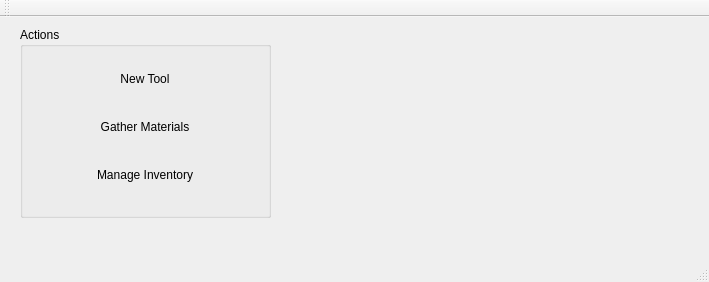
The window that Blacksmither/maingame.ui (mathiashemmer/Blacksmith) describes before a commit, drawn with Qt 5.
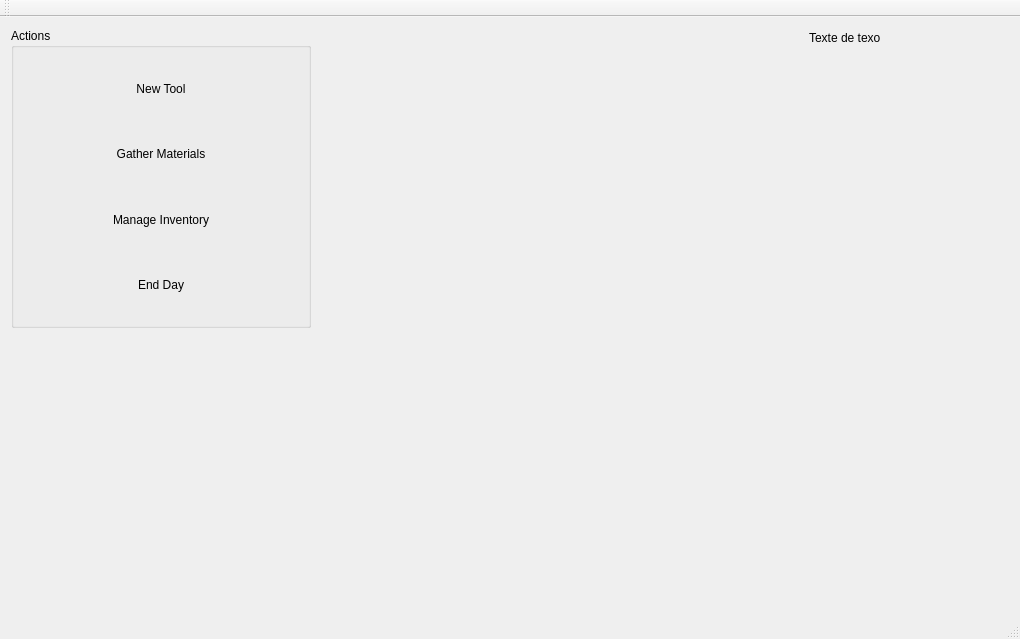
The same window after the commit. Icons and pictures are not drawn.

The edit to the form file:
```diff
--- a/Blacksmither/maingame.ui
+++ b/Blacksmither/maingame.ui
@@ -6,36 +6,91 @@
    <rect>
     <x>0</x>
     <y>0</y>
-    <width>709</width>
-    <height>282</height>
+    <width>1020</width>
+    <height>639</height>
    </rect>
   </property>
   <property name="windowTitle">
    <string>MainGame</string>
   </property>
   <widget class="QWidget" name="centralWidget">
+   <layout class="QGridLayout" name="gridLayout_3">
+    <item row="4" column="0">
+     <spacer name="verticalSpacer">
+      <property name="orientation">
+       <enum>Qt::Vertical</enum>
+      </property>
+      <property name="sizeHint" stdset="0">
+       <size>
+        <width>20</width>
+        <height>40</height>
+       </size>
+      </property>
+     </spacer>
+    </item>
+    <item row="2" column="0">
    <widget class="QGroupBox" name="groupBox">
-    <property name="geometry">
-     <rect>
-      <x>20</x>
-      <y>10</y>
-      <width>251</width>
-      <height>191</height>
-     </rect>
+      <property name="sizePolicy">
+       <sizepolicy hsizetype="MinimumExpanding" vsizetype="MinimumExpanding">
+        <horstretch>0</horstretch>
+        <verstretch>0</verstretch>
+       </sizepolicy>
+      </property>
+      <property name="minimumSize">
+       <size>
+        <width>200</width>
+        <height>300</height>
+       </size>
+      </property>
+      <property name="maximumSize">
+       <size>
+        <width>300</width>
+        <height>400</height>
+       </size>
     </property>
     <property name="title">
      <string>Actions</string>
     </property>
-    <widget class="QWidget" name="">
-     <property name="geometry">
-      <rect>
-       <x>10</x>
-       <y>20</y>
-       <width>230</width>
-       <height>160</height>
-      </rect>
-     </property>
+      <layout class="QHBoxLayout" name="horizontalLayout">
+       <item>
      <layout class="QGridLayout" name="gridLayout">
+         <item row="2" column="0">
+          <widget class="QPushButton" name="pushButton_GetterMaterials">
+           <property name="sizePolicy">
+            <sizepolicy hsizetype="Minimum" vsizetype="Preferred">
+             <horstretch>0</horstretch>
+             <verstretch>0</verstretch>
+            </sizepolicy>
+           </property>
+           <property name="font">
+            <font>
+             <strikeout>false</strikeout>
+            </font>
+           </property>
+           <property name="toolTip">
+            <string>&lt;html&gt;&lt;head/&gt;&lt;body&gt;&lt;p&gt;Goes out to getter some more materials for crafting. This options will cost some time in exchange off building goods. Affected by the &lt;span style=&quot; font-weight:600;&quot;&gt;Gattering&lt;/span&gt; ability.&lt;/p&gt;&lt;/body&gt;&lt;/html&gt;</string>
+           </property>
+           <property name="layoutDirection">
+            <enum>Qt::LeftToRight</enum>
+           </property>
+           <property name="text">
+            <string>Gather Materials</string>
+           </property>
+           <property name="icon">
+            <iconset resource="mainresources.qrc">
+             <normaloff>:/ICO/Gather.png</normaloff>:/ICO/Gather.png</iconset>
+           </property>
+           <property name="iconSize">
+            <size>
+             <width>16</width>
+             <height>16</height>
+            </size>
+           </property>
+           <property name="flat">
+            <bool>true</bool>
+           </property>
+          </widget>
+         </item>
       <item row="0" column="0">
        <widget class="QPushButton" name="pushButton_NewTool">
         <property name="sizePolicy">
@@ -65,8 +120,8 @@
         </property>
        </widget>
       </item>
-      <item row="1" column="0">
-       <widget class="QPushButton" name="pushButton_GetterMaterials">
+         <item row="4" column="0">
+          <widget class="QPushButton" name="pushButton_EndDay">
         <property name="sizePolicy">
          <sizepolicy hsizetype="Minimum" vsizetype="Preferred">
           <horstretch>0</horstretch>
@@ -85,7 +140,7 @@
          <enum>Qt::LeftToRight</enum>
         </property>
         <property name="text">
-         <string>Gather Materials</string>
+            <string>End Day</string>
         </property>
         <property name="icon">
          <iconset resource="mainresources.qrc">
@@ -102,7 +157,7 @@
         </property>
        </widget>
       </item>
-      <item row="2" column="0">
+         <item row="3" column="0">
        <widget class="QPushButton" name="pushButton_Inventory">
         <property name="sizePolicy">
          <sizepolicy hsizetype="Minimum" vsizetype="Preferred">
@@ -140,8 +195,81 @@
        </widget>
       </item>
      </layout>
-    </widget>
-   </widget>
+       </item>
+      </layout>
+     </widget>
+    </item>
+    <item row="2" column="1">
+     <layout class="QGridLayout" name="gridLayout_4">
+      <item row="3" column="1">
+       <spacer name="horizontalSpacer">
+        <property name="orientation">
+         <enum>Qt::Horizontal</enum>
+        </property>
+        <property name="sizeType">
+         <enum>QSizePolicy::MinimumExpanding</enum>
+        </property>
+        <property name="sizeHint" stdset="0">
+         <size>
+          <width>0</width>
+          <height>20</height>
+         </size>
+        </property>
+       </spacer>
+      </item>
+      <item row="0" column="1">
+       <layout class="QHBoxLayout" name="horizontalLayout_2">
+        <item>
+         <spacer name="horizontalSpacer_2">
+          <property name="orientation">
+           <enum>Qt::Horizontal</enum>
+          </property>
+          <property name="sizeType">
+           <enum>QSizePolicy::Expanding</enum>
+          </property>
+          <property name="sizeHint" stdset="0">
+           <size>
+            <width>40</width>
+            <height>20</height>
+           </size>
+          </property>
+         </spacer>
+        </item>
+        <item>
+         <layout class="QVBoxLayout" name="verticalLayout">
+          <item>
+           <widget class="QLabel" name="label">
+            <property name="minimumSize">
+             <size>
+              <width>200</width>
+              <height>20</height>
+             </size>
+            </property>
+            <property name="text">
+             <string>Texte de texo</string>
+            </property>
+           </widget>
+          </item>
+          <item>
+           <spacer name="verticalSpacer_2">
+            <property name="orientation">
+             <enum>Qt::Vertical</enum>
+            </property>
+            <property name="sizeHint" stdset="0">
+             <size>
+              <width>20</width>
+              <height>40</height>
+             </size>
+            </property>
+           </spacer>
+          </item>
+         </layout>
+        </item>
+       </layout>
+      </item>
+     </layout>
+    </item>
+   </layout>
   </widget>
   <widget class="QMenuBar" name="menuBar">
    <property name="geometry">
```
Left out of the diff: 4 changed lines with no effect on the pictures. Lines whose indentation alone changed are shown as unchanged.
